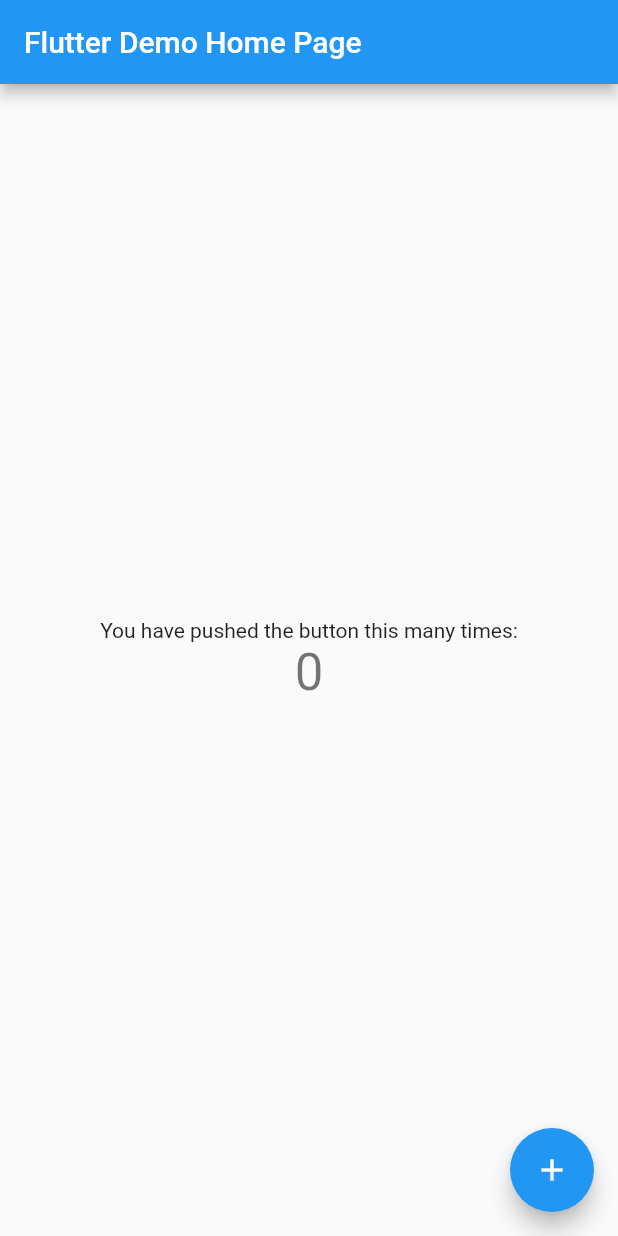
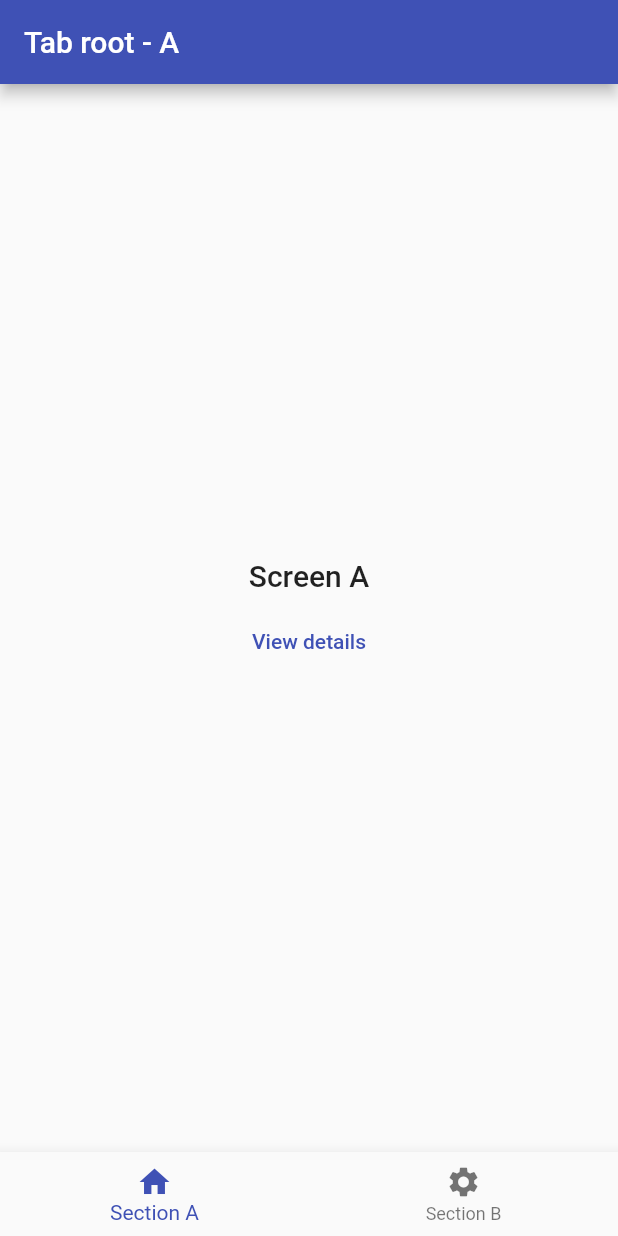
Before and after one commit to kurogoma-flutter/go_router_5, a Flutter app: the screen it shows after launch, on a phone screen of 412 x 824 dp. Run offline on Flutter 3.47's test engine with Material 2 defaults, Android fonts, the phone set to English and light mode, and no system bars; our stand-ins replace go_router.

Commit message:
サンプルアプリ実装

```diff
--- a/lib/main.dart
+++ b/lib/main.dart
@@ -1,115 +1,217 @@
 import 'package:flutter/material.dart';
+import 'package:go_router/go_router.dart';
 
 void main() {
-  runApp(const MyApp());
+  GoRouter.setUrlPathStrategy(UrlPathStrategy.path);
+  runApp(MyApp());
 }
 
 class MyApp extends StatelessWidget {
-  const MyApp({super.key});
+  MyApp({super.key});
 
-  // This widget is the root of your application.
+  // private navigators
+  final _rootNavigatorKey = GlobalKey<NavigatorState>();
+  final _shellNavigatorKey = GlobalKey<NavigatorState>();
+
   @override
   Widget build(BuildContext context) {
-    return MaterialApp(
-      title: 'Flutter Demo',
-      theme: ThemeData(
-        // This is the theme of your application.
-        //
-        // Try running your application with "flutter run". You'll see the
-        // application has a blue toolbar. Then, without quitting the app, try
-        // changing the primarySwatch below to Colors.green and then invoke
-        // "hot reload" (press "r" in the console where you ran "flutter run",
-        // or simply save your changes to "hot reload" in a Flutter IDE).
-        // Notice that the counter didn't reset back to zero; the application
-        // is not restarted.
-        primarySwatch: Colors.blue,
+    final tabs = [
+      const ScaffoldWithNavBarTabItem(
+        initialLocation: '/a',
+        icon: Icon(Icons.home),
+        label: 'Section A',
       ),
-      home: const MyHomePage(title: 'Flutter Demo Home Page'),
+      const ScaffoldWithNavBarTabItem(
+        initialLocation: '/b',
+        icon: Icon(Icons.settings),
+        label: 'Section B',
+      ),
+    ];
+
+    final goRouter = GoRouter(
+      initialLocation: '/a',
+      navigatorKey: _rootNavigatorKey,
+      debugLogDiagnostics: true,
+      routes: [
+        ShellRoute(
+          navigatorKey: _shellNavigatorKey,
+          builder: (context, state, child) {
+            return ScaffoldWithBottomNavBar(tabs: tabs, child: child);
+          },
+          routes: [
+            // Products
+            GoRoute(
+              path: '/a',
+              pageBuilder: (context, state) => NoTransitionPage(
+                key: state.pageKey,
+                child: const RootScreen(label: 'A', detailsPath: '/a/details'),
+              ),
+              routes: [
+                GoRoute(
+                  path: 'details',
+                  builder: (context, state) => const DetailsScreen(label: 'A'),
+                ),
+              ],
+            ),
+            // Shopping Cart
+            GoRoute(
+              path: '/b',
+              pageBuilder: (context, state) => NoTransitionPage(
+                key: state.pageKey,
+                child: const RootScreen(label: 'B', detailsPath: '/b/details'),
+              ),
+              routes: [
+                GoRoute(
+                  path: 'details',
+                  builder: (context, state) => const DetailsScreen(label: 'B'),
+                ),
+              ],
+            ),
+          ],
+        ),
+      ],
+    );
+
+    return MaterialApp.router(
+      routerConfig: goRouter,
+      debugShowCheckedModeBanner: false,
+      theme: ThemeData(primarySwatch: Colors.indigo),
     );
   }
 }
 
-class MyHomePage extends StatefulWidget {
-  const MyHomePage({super.key, required this.title});
+/// Representation of a tab item in a [ScaffoldWithNavBar]
+class ScaffoldWithNavBarTabItem extends BottomNavigationBarItem {
+  /// Constructs an [ScaffoldWithNavBarTabItem].
+  const ScaffoldWithNavBarTabItem(
+      {required this.initialLocation, required Widget icon, String? label})
+      : super(icon: icon, label: label);
 
-  // This widget is the home page of your application. It is stateful, meaning
-  // that it has a State object (defined below) that contains fields that affect
-  // how it looks.
+  /// The initial location/path
+  final String initialLocation;
+}
 
-  // This class is the configuration for the state. It holds the values (in this
-  // case the title) provided by the parent (in this case the App widget) and
-  // used by the build method of the State. Fields in a Widget subclass are
-  // always marked "final".
-
-  final String title;
+class ScaffoldWithBottomNavBar extends StatefulWidget {
+  const ScaffoldWithBottomNavBar(
+      {Key? key, required this.child, required this.tabs})
+      : super(key: key);
+  final Widget child;
+  final List<ScaffoldWithNavBarTabItem> tabs;
 
   @override
-  State<MyHomePage> createState() => _MyHomePageState();
+  State<ScaffoldWithBottomNavBar> createState() =>
+      _ScaffoldWithBottomNavBarState();
 }
 
-class _MyHomePageState extends State<MyHomePage> {
-  int _counter = 0;
+class _ScaffoldWithBottomNavBarState extends State<ScaffoldWithBottomNavBar> {
+  int _locationToTabIndex(String location) {
+    final index =
+        widget.tabs.indexWhere((t) => location.startsWith(t.initialLocation));
+    // if index not found (-1), return 0
+    return index < 0 ? 0 : index;
+  }
 
-  void _incrementCounter() {
-    setState(() {
-      // This call to setState tells the Flutter framework that something has
-      // changed in this State, which causes it to rerun the build method below
-      // so that the display can reflect the updated values. If we changed
-      // _counter without calling setState(), then the build method would not be
-      // called again, and so nothing would appear to happen.
-      _counter++;
-    });
+  int get _currentIndex => _locationToTabIndex(GoRouter.of(context).location);
+
+  void _onItemTapped(BuildContext context, int tabIndex) {
+    // Only navigate if the tab index has changed
+    if (tabIndex != _currentIndex) {
+      context.go(widget.tabs[tabIndex].initialLocation);
+    }
   }
 
   @override
   Widget build(BuildContext context) {
-    // This method is rerun every time setState is called, for instance as done
-    // by the _incrementCounter method above.
-    //
-    // The Flutter framework has been optimized to make rerunning build methods
-    // fast, so that you can just rebuild anything that needs updating rather
-    // than having to individually change instances of widgets.
+    return Scaffold(
+      body: widget.child,
+      bottomNavigationBar: BottomNavigationBar(
+        currentIndex: _currentIndex,
+        items: widget.tabs,
+        onTap: (index) => _onItemTapped(context, index),
+      ),
+    );
+  }
+}
+
+/// Widget for the root/initial pages in the bottom navigation bar.
+class RootScreen extends StatelessWidget {
+  /// Creates a RootScreen
+  const RootScreen({required this.label, required this.detailsPath, Key? key})
+      : super(key: key);
+
+  /// The label
+  final String label;
+
+  /// The path to the detail page
+  final String detailsPath;
+
+  @override
+  Widget build(BuildContext context) {
     return Scaffold(
       appBar: AppBar(
-        // Here we take the value from the MyHomePage object that was created by
-        // the App.build method, and use it to set our appbar title.
-        title: Text(widget.title),
+        title: Text('Tab root - $label'),
       ),
       body: Center(
-        // Center is a layout widget. It takes a single child and positions it
-        // in the middle of the parent.
         child: Column(
-          // Column is also a layout widget. It takes a list of children and
-          // arranges them vertically. By default, it sizes itself to fit its
-          // children horizontally, and tries to be as tall as its parent.
-          //
-          // Invoke "debug painting" (press "p" in the console, choose the
-          // "Toggle Debug Paint" action from the Flutter Inspector in Android
-          // Studio, or the "Toggle Debug Paint" command in Visual Studio Code)
-          // to see the wireframe for each widget.
-          //
-          // Column has various properties to control how it sizes itself and
-          // how it positions its children. Here we use mainAxisAlignment to
-          // center the children vertically; the main axis here is the vertical
-          // axis because Columns are vertical (the cross axis would be
-          // horizontal).
-          mainAxisAlignment: MainAxisAlignment.center,
+          mainAxisSize: MainAxisSize.min,
           children: <Widget>[
-            const Text(
-              'You have pushed the button this many times:',
-            ),
-            Text(
-              '$_counter',
-              style: Theme.of(context).textTheme.headline4,
+            Text('Screen $label',
+                style: Theme.of(context).textTheme.titleLarge),
+            const Padding(padding: EdgeInsets.all(4)),
+            TextButton(
+              onPressed: () => context.go(detailsPath),
+              child: const Text('View details'),
             ),
           ],
         ),
       ),
-      floatingActionButton: FloatingActionButton(
-        onPressed: _incrementCounter,
-        tooltip: 'Increment',
-        child: const Icon(Icons.add),
-      ), // This trailing comma makes auto-formatting nicer for build methods.
     );
   }
 }
+
+/// The details screen for either the A or B screen.
+class DetailsScreen extends StatefulWidget {
+  /// Constructs a [DetailsScreen].
+  const DetailsScreen({
+    required this.label,
+    Key? key,
+  }) : super(key: key);
+
+  /// The label to display in the center of the screen.
+  final String label;
+
+  @override
+  State<StatefulWidget> createState() => DetailsScreenState();
+}
+
+/// The state for DetailsScreen
+class DetailsScreenState extends State<DetailsScreen> {
+  int _counter = 0;
+
+  @override
+  Widget build(BuildContext context) {
+    return Scaffold(
+      appBar: AppBar(
+        title: Text('Details Screen - ${widget.label}'),
+      ),
+      body: Center(
+        child: Column(
+          mainAxisSize: MainAxisSize.min,
+          children: <Widget>[
+            Text('Details for ${widget.label} - Counter: $_counter',
+                style: Theme.of(context).textTheme.titleLarge),
+            const Padding(padding: EdgeInsets.all(4)),
+            TextButton(
+              onPressed: () {
+                setState(() {
+                  _counter++;
+                });
+              },
+              child: const Text('Increment counter'),
+            ),
+          ],
+        ),
+      ),
+    );
+  }
+}
--- a/pubspec.yaml
+++ b/pubspec.yaml
@@ -36,6 +36,7 @@
   # The following adds the Cupertino Icons font to your application.
   # Use with the CupertinoIcons class for iOS style icons.
   cupertino_icons: ^1.0.2
+  go_router: ^5.0.5
 
 dev_dependencies:
   flutter_test:
```
Also changed, not shown: pubspec.lock.
